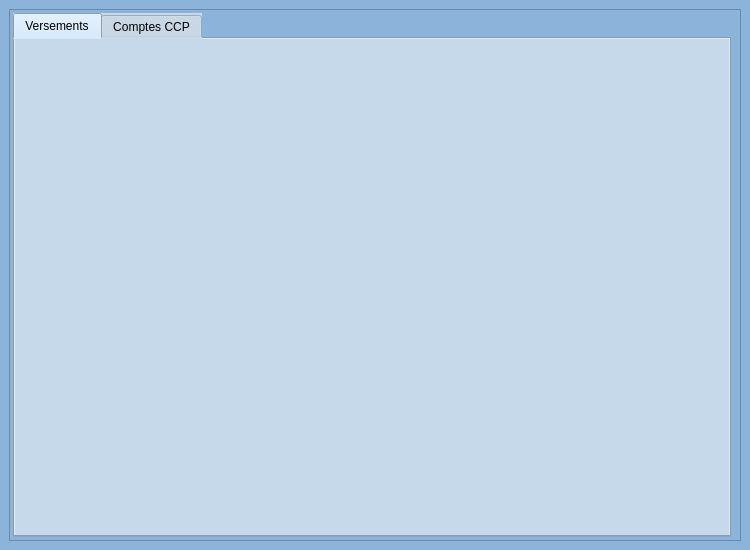
Above: ui/main_ui.ui from otmanLAHRECHE/CCP_cheker before the change. Below: the same form after it.
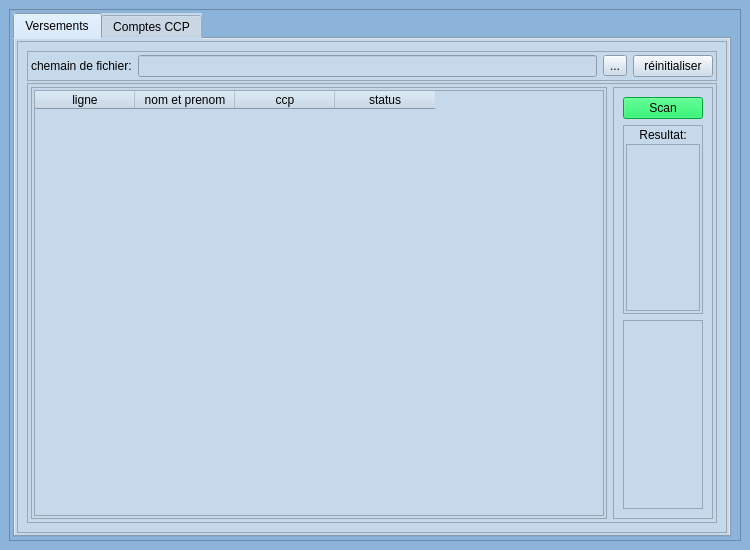
That is the form after the change.

```diff
--- a/ui/main_ui.ui
+++ b/ui/main_ui.ui
@@ -57,6 +57,262 @@
           <attribute name="title">
            <string>Versements</string>
           </attribute>
+          <layout class="QVBoxLayout" name="verticalLayout_3">
+           <property name="spacing">
+            <number>2</number>
+           </property>
+           <property name="leftMargin">
+            <number>2</number>
+           </property>
+           <property name="topMargin">
+            <number>2</number>
+           </property>
+           <property name="rightMargin">
+            <number>2</number>
+           </property>
+           <property name="bottomMargin">
+            <number>2</number>
+           </property>
+           <item>
+            <widget class="QFrame" name="frame_2">
+             <property name="frameShape">
+              <enum>QFrame::StyledPanel</enum>
+             </property>
+             <property name="frameShadow">
+              <enum>QFrame::Raised</enum>
+             </property>
+             <layout class="QVBoxLayout" name="verticalLayout_5">
+              <property name="spacing">
+               <number>2</number>
+              </property>
+              <item>
+               <widget class="QFrame" name="frame_3">
+                <property name="sizePolicy">
+                 <sizepolicy hsizetype="Preferred" vsizetype="Fixed">
+                  <horstretch>0</horstretch>
+                  <verstretch>0</verstretch>
+                 </sizepolicy>
+                </property>
+                <property name="frameShape">
+                 <enum>QFrame::StyledPanel</enum>
+                </property>
+                <property name="frameShadow">
+                 <enum>QFrame::Raised</enum>
+                </property>
+                <layout class="QHBoxLayout" name="horizontalLayout">
+                 <property name="spacing">
+                  <number>6</number>
+                 </property>
+                 <property name="leftMargin">
+                  <number>3</number>
+                 </property>
+                 <property name="topMargin">
+                  <number>3</number>
+                 </property>
+                 <property name="rightMargin">
+                  <number>3</number>
+                 </property>
+                 <property name="bottomMargin">
+                  <number>3</number>
+                 </property>
+                 <item>
+                  <widget class="QLabel" name="label">
+                   <property name="text">
+                    <string>chemain de fichier:</string>
+                   </property>
+                  </widget>
+                 </item>
+                 <item>
+                  <widget class="QLineEdit" name="lineEdit">
+                   <property name="enabled">
+                    <bool>true</bool>
+                   </property>
+                   <property name="cursor">
+                    <cursorShape>ForbiddenCursor</cursorShape>
+                   </property>
+                  </widget>
+                 </item>
+                 <item>
+                  <widget class="QToolButton" name="toolButton">
+                   <property name="text">
+                    <string>...</string>
+                   </property>
+                  </widget>
+                 </item>
+                 <item>
+                  <widget class="QPushButton" name="pushButton">
+                   <property name="text">
+                    <string>réinitialiser</string>
+                   </property>
+                  </widget>
+                 </item>
+                </layout>
+               </widget>
+              </item>
+              <item>
+               <widget class="QFrame" name="frame_4">
+                <property name="frameShape">
+                 <enum>QFrame::StyledPanel</enum>
+                </property>
+                <property name="frameShadow">
+                 <enum>QFrame::Raised</enum>
+                </property>
+                <layout class="QHBoxLayout" name="horizontalLayout_2">
+                 <property name="leftMargin">
+                  <number>3</number>
+                 </property>
+                 <property name="topMargin">
+                  <number>3</number>
+                 </property>
+                 <property name="rightMargin">
+                  <number>3</number>
+                 </property>
+                 <property name="bottomMargin">
+                  <number>3</number>
+                 </property>
+                 <item>
+                  <widget class="QFrame" name="frame_5">
+                   <property name="frameShape">
+                    <enum>QFrame::StyledPanel</enum>
+                   </property>
+                   <property name="frameShadow">
+                    <enum>QFrame::Raised</enum>
+                   </property>
+                   <layout class="QVBoxLayout" name="verticalLayout_4">
+                    <property name="spacing">
+                     <number>2</number>
+                    </property>
+                    <property name="leftMargin">
+                     <number>2</number>
+                    </property>
+                    <property name="topMargin">
+                     <number>2</number>
+                    </property>
+                    <property name="rightMargin">
+                     <number>2</number>
+                    </property>
+                    <property name="bottomMargin">
+                     <number>2</number>
+                    </property>
+                    <item>
+                     <widget class="QTableWidget" name="tableWidget">
+                      <column>
+                       <property name="text">
+                        <string>ligne</string>
+                       </property>
+                      </column>
+                      <column>
+                       <property name="text">
+                        <string>nom et prenom</string>
+                       </property>
+                      </column>
+                      <column>
+                       <property name="text">
+                        <string>ccp</string>
+                       </property>
+                      </column>
+                      <column>
+                       <property name="text">
+                        <string>status</string>
+                       </property>
+                      </column>
+                     </widget>
+                    </item>
+                   </layout>
+                  </widget>
+                 </item>
+                 <item>
+                  <widget class="QFrame" name="frame_6">
+                   <property name="frameShape">
+                    <enum>QFrame::StyledPanel</enum>
+                   </property>
+                   <property name="frameShadow">
+                    <enum>QFrame::Raised</enum>
+                   </property>
+                   <layout class="QVBoxLayout" name="verticalLayout_6">
+                    <item>
+                     <widget class="QPushButton" name="pushButton_2">
+                      <property name="styleSheet">
+                       <string notr="true">background-color:rgb(0, 230, 77);</string>
+                      </property>
+                      <property name="text">
+                       <string>Scan</string>
+                      </property>
+                     </widget>
+                    </item>
+                    <item>
+                     <widget class="QFrame" name="frame_7">
+                      <property name="frameShape">
+                       <enum>QFrame::StyledPanel</enum>
+                      </property>
+                      <property name="frameShadow">
+                       <enum>QFrame::Raised</enum>
+                      </property>
+                      <layout class="QVBoxLayout" name="verticalLayout_7">
+                       <property name="spacing">
+                        <number>2</number>
+                       </property>
+                       <property name="leftMargin">
+                        <number>2</number>
+                       </property>
+                       <property name="topMargin">
+                        <number>2</number>
+                       </property>
+                       <property name="rightMargin">
+                        <number>2</number>
+                       </property>
+                       <property name="bottomMargin">
+                        <number>2</number>
+                       </property>
+                       <item>
+                        <widget class="QLabel" name="label_2">
+                         <property name="sizePolicy">
+                          <sizepolicy hsizetype="Preferred" vsizetype="Fixed">
+                           <horstretch>0</horstretch>
+                           <verstretch>0</verstretch>
+                          </sizepolicy>
+                         </property>
+                         <property name="text">
+                          <string>Resultat:</string>
+                         </property>
+                         <property name="alignment">
+                          <set>Qt::AlignCenter</set>
+                         </property>
+                        </widget>
+                       </item>
+                       <item>
+                        <widget class="QFrame" name="frame_9">
+                         <property name="frameShape">
+                          <enum>QFrame::StyledPanel</enum>
+                         </property>
+                         <property name="frameShadow">
+                          <enum>QFrame::Raised</enum>
+                         </property>
+                        </widget>
+                       </item>
+                      </layout>
+                     </widget>
+                    </item>
+                    <item>
+                     <widget class="QFrame" name="frame_8">
+                      <property name="frameShape">
+                       <enum>QFrame::StyledPanel</enum>
+                      </property>
+                      <property name="frameShadow">
+                       <enum>QFrame::Raised</enum>
+                      </property>
+                     </widget>
+                    </item>
+                   </layout>
+                  </widget>
+                 </item>
+                </layout>
+               </widget>
+              </item>
+             </layout>
+            </widget>
+           </item>
+          </layout>
          </widget>
          <widget class="QWidget" name="tab_2">
           <attribute name="title">
```
Left out of the diff: 16 changed lines with no effect on the pictures.
